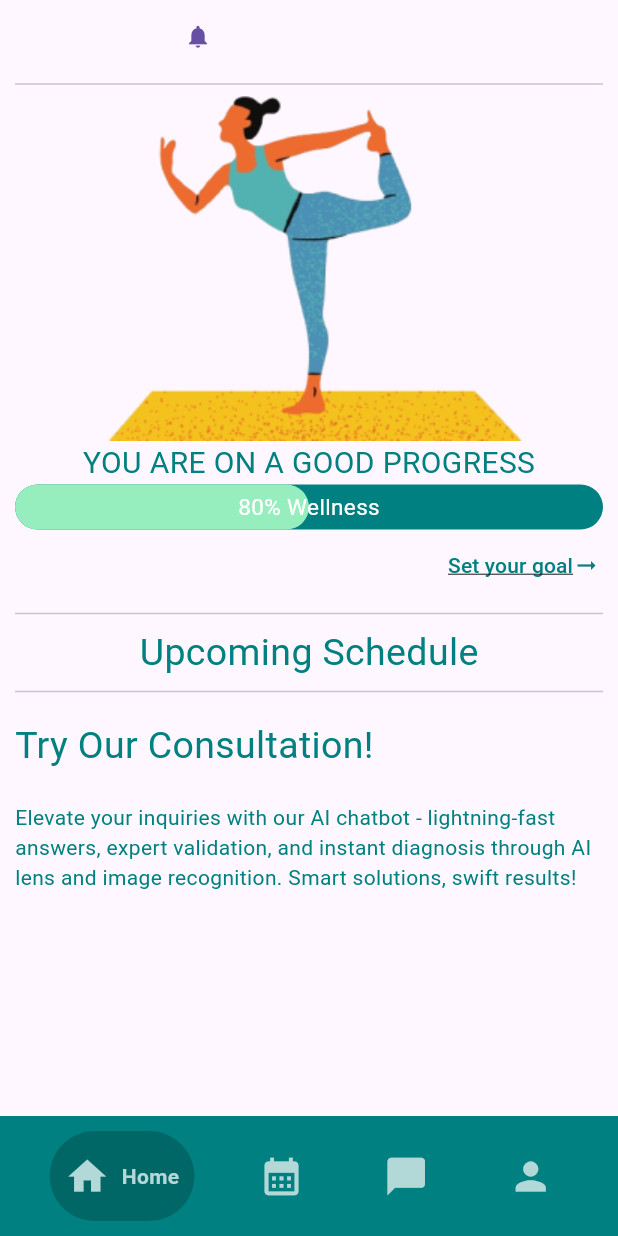
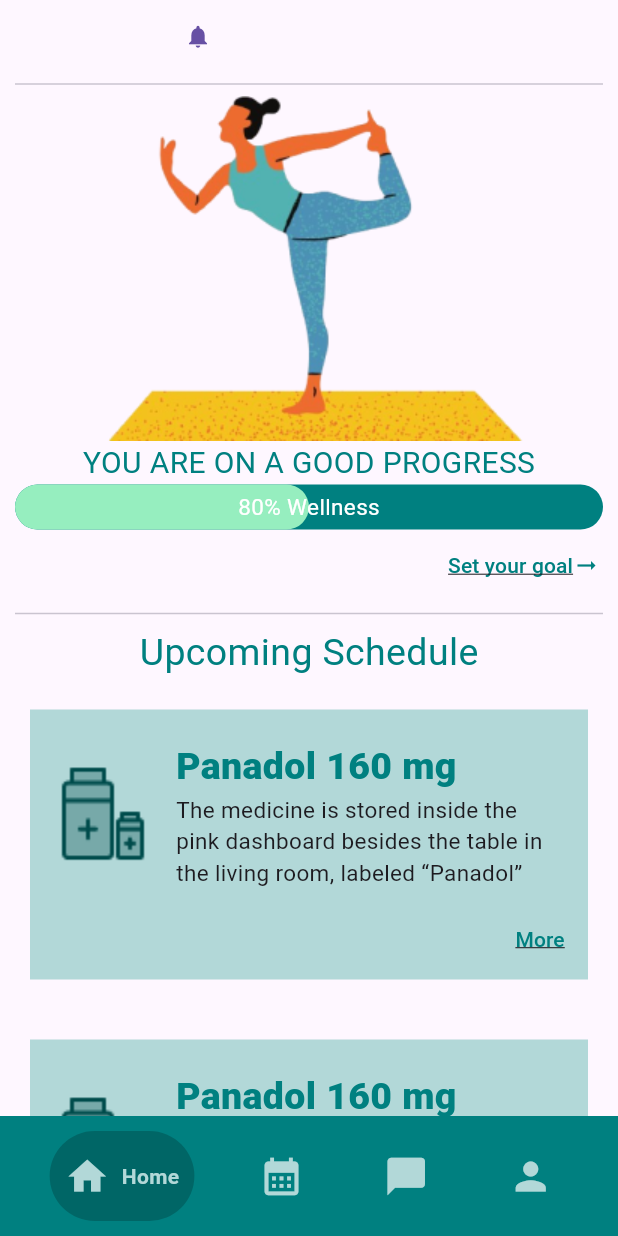
Before and after one commit to owenthe10x/SimpleHealth, a Flutter app: the Layout screen opened by its route, on a phone screen of 412 x 824 dp. Run offline on Flutter 3.47's test engine with Material 3 defaults, Android fonts, the light colour scheme and no system bars; drawn by our look-alikes of google_nav_bar, percent_indicator; our stand-ins replace animate_do, animated_text_kit, flutter_spinkit, go_router, table_calendar.

Commit message:
feat: update homepage ui

```diff
--- a/simplehealth/lib/components/layout.dart
+++ b/simplehealth/lib/components/layout.dart
@@ -16,26 +16,28 @@
   // this selected index is used to control the bottom navbar
   int _selectedIndex = 0;
 
-  // this function will be called when the bottom navbar is tapped
+  // pages to display
+  late List<Widget> _pages = [
+    HomePage(onTap: () {
+      navigateBottomBar(2);
+    }),
+    const SchedulePage(),
+    const ConsultationPage(),
+    const ProfilePage(),
+  ];
+
+// this function will be called when the bottom navbar is tapped
   void navigateBottomBar(int index) {
     setState(() {
       _selectedIndex = index;
     });
   }
 
-  // pages to display
-  final List<Widget> _pages = [
-    const HomePage(),
-    const SchedulePage(),
-    const ConsultationPage(),
-    const ProfilePage(),
-  ];
-
   @override
   Widget build(BuildContext context) {
     return Scaffold(
         bottomNavigationBar: BottomNavBar(
-          onTabChange: (index) => navigateBottomBar(index),
+          onTabChange: (index) => setState(() => navigateBottomBar(index)),
         ),
         body: _pages[_selectedIndex]);
   }
--- a/simplehealth/lib/pages/home_page.dart
+++ b/simplehealth/lib/pages/home_page.dart
@@ -1,23 +1,30 @@
 import 'package:flutter/material.dart';
 import 'package:percent_indicator/linear_percent_indicator.dart';
+import '../components/schedule_tile.dart';
+import '../models/schedule.dart';
 
-class HomePage extends StatelessWidget {
-  const HomePage({super.key});
+class HomePage extends StatefulWidget {
+  final VoidCallback onTap;
+
+  const HomePage({super.key, required this.onTap});
+
+  @override
+  State<HomePage> createState() => _HomePageState();
+}
+
+class _HomePageState extends State<HomePage> {
+  DateTime today = DateTime.now();
 
   @override
   Widget build(BuildContext context) {
-    return Scaffold(
-      body: SingleChildScrollView(
-          child: Column(
-        crossAxisAlignment: CrossAxisAlignment.start,
+    return ListView(
       children: [
         Row(
           children: [
             Container(
               width: 100,
             ),
-              TextButton(
-                  onPressed: () {}, child: const Icon(Icons.notifications))
+            TextButton(onPressed: () {}, child: const Icon(Icons.notifications))
           ],
         ),
         const Divider(indent: 10, endIndent: 10),
@@ -65,6 +72,23 @@
             style: TextStyle(color: Color(0xFF008080), fontSize: 25),
           ),
         ),
+        Expanded(
+            child: ListView.builder(
+                itemCount: 4,
+                scrollDirection: Axis.vertical,
+                shrinkWrap: true,
+                physics: const NeverScrollableScrollPhysics(),
+                itemBuilder: (context, index) {
+                  Schedule schedule = Schedule(
+                      title: 'Panadol 160 mg',
+                      description:
+                          'The medicine is stored inside the pink dashboard besides the table in the living room, labeled “Panadol”',
+                      intensity: 'intensity',
+                      frequency: 'frequency',
+                      duration: 'duration',
+                      attachments: 'attachments');
+                  return ScheduleTile(schedule: schedule);
+                })),
         const Divider(indent: 10, endIndent: 10),
         const Padding(
           padding: EdgeInsets.all(10),
@@ -79,9 +103,21 @@
             'Elevate your inquiries with our AI chatbot - lightning-fast answers, expert validation, and instant diagnosis through AI lens and image recognition. Smart solutions, swift results!',
             style: TextStyle(color: Color(0xFF008080)),
           ),
-          )
+        ),
+        Padding(
+          padding: const EdgeInsetsDirectional.fromSTEB(20, 0, 20, 20),
+          child: ElevatedButton(
+            onPressed: widget.onTap,
+            style: const ButtonStyle(
+                backgroundColor: MaterialStatePropertyAll(Color(0xFF008080)),
+                maximumSize: MaterialStatePropertyAll(Size(100, 50))),
+            child: const Text(
+              "Start consulting",
+              style: TextStyle(color: Colors.white),
+            ),
+          ),
+        ),
       ],
-      )),
     );
   }
 }
```
Lines whose indentation alone changed are shown as unchanged.
